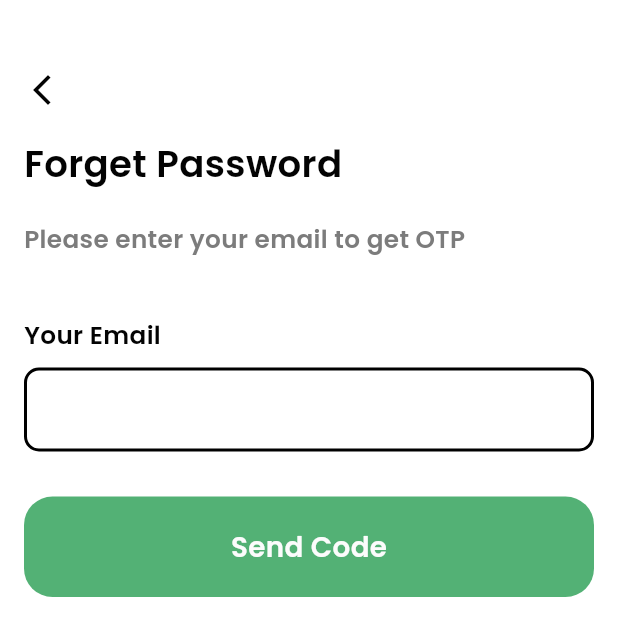
After one commit to YasmeenGad/supermarket, a Flutter app: the ForgetPassword screen opened by its route, on a phone screen of 412 x 824 dp. The commit adds this screen. Shown: the top 636 px of the screen. Run offline on Flutter 3.47's test engine with Material 3 defaults, Android fonts, the phone set to English and light mode, and no system bars; our stand-ins replace animated_splash_screen, bloc, dartz, equatable, flutter_bloc, flutter_otp_text_field and 5 more; accounts and stored records are empty.

Commit message:
finally finishing otp

```diff
--- a/lib/core/utils/app_routes.dart
+++ b/lib/core/utils/app_routes.dart
@@ -1,6 +1,9 @@
 import 'package:flutter/material.dart';
+import 'package:supermarket/features/auth/presentation/views/forget_password.dart';
 import 'package:supermarket/features/auth/presentation/views/login.dart';
 import 'package:supermarket/features/auth/presentation/views/register.dart';
+import 'package:supermarket/features/auth/presentation/views/reset_password.dart';
+import 'package:supermarket/features/auth/presentation/views/verify_otp.dart';
 import 'package:supermarket/features/home/presentation/views/home.dart';
 import 'package:supermarket/features/splash/presentation/views/onboarding_view.dart';
 import 'package:supermarket/features/splash/presentation/views/splash_view.dart';
@@ -12,7 +15,9 @@ class AppRoutes {
   static const String registerRoute = 'register';
   static const String loginRoute = 'login';
   static const String homeRoute= 'home';
-
+  static const String forgetPasswordRoute= 'forgetPassword';
+  static const String otpRoute= 'otp';
+  static const String resetPasswordRoute= 'resetPassword';
   static Map<String, WidgetBuilder> getRoutes() {
     return {
       splashView: (context) => const SplashView(),
@@ -20,6 +25,11 @@ class AppRoutes {
       registerRoute: (context) => const Register(),
       loginRoute: (context) => const Login(),
       homeRoute: (context) => const Home(),
+      forgetPasswordRoute: (context) =>  ForgetPassword(),
+      otpRoute: (context) =>  VerifyOtp(),
+      resetPasswordRoute: (context) => ResetPassword(
+    token: "" ,
+),
     };
   }
 }
--- a/lib/features/auth/data/datasources/auth_remote_datasources.dart
+++ b/lib/features/auth/data/datasources/auth_remote_datasources.dart
@@ -5,6 +5,9 @@ import 'package:supermarket/features/auth/data/models/user_model.dart';
 abstract class AuthRemoteDatasource {
   Future<UserModel> login(String email, String password);
   Future<String> register(String username, String email, String password);
+  Future<String> sendOtp(String email);
+  Future<String> verifyOtp(String otp);
+  Future<String> resetPassword(String token,String newPassword);
 }
 
 class AuthRemoteDatasourceImp implements AuthRemoteDatasource {
@@ -14,12 +17,14 @@ class AuthRemoteDatasourceImp implements AuthRemoteDatasource {
 
   @override
   Future<UserModel> login(String email, String password) async {
-    final loginUrl = Uri.parse('https://supermarket-kiza.onrender.com/user/login');
+    final loginUrl =
+        Uri.parse('https://supermarket-kiza.onrender.com/user/login');
     final requestBody = {'email': email, 'password': password};
     final requestHeaders = {'Content-Type': 'application/json'};
 
     try {
-      final response = await client.post(loginUrl, body: jsonEncode(requestBody), headers: requestHeaders);
+      final response = await client.post(loginUrl,
+          body: jsonEncode(requestBody), headers: requestHeaders);
 
       if (response.statusCode == 200) {
         return UserModel.fromJson(jsonDecode(response.body));
@@ -33,8 +38,10 @@ class AuthRemoteDatasourceImp implements AuthRemoteDatasource {
   }
 
   @override
-  Future<String> register(String userName, String email, String password) async {
-    final registerUrl = Uri.parse('https://supermarket-kiza.onrender.com/user/register');
+  Future<String> register(
+      String userName, String email, String password) async {
+    final registerUrl =
+        Uri.parse('https://supermarket-kiza.onrender.com/user/register');
     final data = {
       'userName': userName,
       'email': email,
@@ -59,4 +66,63 @@ class AuthRemoteDatasourceImp implements AuthRemoteDatasource {
       throw Exception('Failed to register: $e');
     }
   }
+
+  @override
+  Future<String> resetPassword(String token, String newPassword) async {
+    final url = Uri.parse('https://supermarket-kiza.onrender.com/user/reset');
+     final requestBody = {'password': newPassword};
+    final requestHeaders = {'Content-Type': 'application/json', 'Authorization': 'Bearer $token'};
+
+    try {
+      final response = await client.post(url, body: jsonEncode(requestBody), headers: requestHeaders);
+
+      if (response.statusCode == 200 || response.statusCode == 201) {
+        final responseBody = jsonDecode(response.body);
+        return responseBody['message'];
+      } else {
+        final errorResponse = jsonDecode(response.body);
+        throw ('${errorResponse['message']}');
+      }
+    } catch (e) {
+      throw Exception('Failed to reset password: $e');
+    }
+  }
+
+  @override
+  Future<String> sendOtp(String email) async {
+    final url =
+        Uri.parse('https://supermarket-kiza.onrender.com/user/sendCode');
+    final response = await client.post(
+      url,
+      body: jsonEncode({'email': email}),
+      headers: {'Content-Type': 'application/json'},
+    );
+
+    if (response.statusCode == 200) {
+      final responseBody = jsonDecode(response.body);
+      return responseBody['message'];
+    } else {
+      throw Exception('Failed to send OTP');
+    }
+  }
+
+  @override
+  Future<String> verifyOtp(String otp) async {
+    final url = Uri.parse('https://supermarket-kiza.onrender.com/user/verify');
+    print('Sending OTP: $otp');
+    final response = await client.post(
+      url,
+      body: jsonEncode({'otp': otp}),
+      headers: {'Content-Type': 'application/json'},
+    );
+    print('Response Status Code: ${response.statusCode}'); // Log the status code
+    print('Response Body: ${response.body}');
+
+    if (response.statusCode == 200 || response.statusCode == 201) {
+      final responseBody = jsonDecode(response.body);
+      return responseBody['token'];
+    } else {
+      throw Exception('Failed to verify OTP');
+    }
+  }
 }
--- a/lib/features/auth/domain/repositories/auth_repositories.dart
+++ b/lib/features/auth/domain/repositories/auth_repositories.dart
@@ -3,4 +3,7 @@ import 'package:dartz/dartz.dart';
 abstract class AuthRepositories {
   Future<Either<String, String>> login(String email, String password);
   Future<Either<String, String>> register(String userName, String email, String password);
+  Future<Either<String, String>> sendOtp(String email);
+  Future<Either<String, String>> verifyOtp(String otp);
+  Future<Either<String, String>> resetPassword(String token,String newPassword);
 }
--- /dev/null
+++ b/lib/features/auth/domain/usecases/sendCode_and_verify_otp_usecase.dart
@@ -0,0 +1,32 @@
+import 'package:dartz/dartz.dart';
+import 'package:supermarket/features/auth/domain/repositories/auth_repositories.dart';
+
+class SendOtpUsecase {
+  final AuthRepositories repository;
+
+  SendOtpUsecase({required this.repository});
+
+  Future<Either<String, String>> call(String email) {
+    return repository.sendOtp(email);
+  }
+}
+
+class VerifyOtpUsecase {
+  final AuthRepositories repository;
+
+  VerifyOtpUsecase({required this.repository});
+
+  Future<Either<String, String>> call(String otp) {
+    return repository.verifyOtp(otp);
+  }
+}
+
+class ResetPasswordUsecase {
+  final AuthRepositories repository;
+
+  ResetPasswordUsecase({required this.repository});
+
+  Future<Either<String, String>> call(String token,String newPassword) {
+    return repository.resetPassword(token, newPassword);
+  }
+}
--- a/lib/features/auth/presentation/bloc/authBloc/auth_bloc.dart
+++ b/lib/features/auth/presentation/bloc/authBloc/auth_bloc.dart
@@ -2,19 +2,26 @@ import 'package:bloc/bloc.dart';
 import 'package:equatable/equatable.dart';
 import 'package:supermarket/features/auth/domain/usecases/login_usecase.dart';
 import 'package:supermarket/features/auth/domain/usecases/register_usecase.dart';
+import 'package:supermarket/features/auth/domain/usecases/sendCode_and_verify_otp_usecase.dart';
+import 'package:supermarket/features/auth/presentation/bloc/authBloc/auth_event.dart';
 
 
 
-part 'auth_event.dart';
 part 'auth_state.dart';
 
 class AuthBloc extends Bloc<AuthEvent, AuthState> {
   final LoginUsecase login;
   final RegisterUsecase register;
+  final SendOtpUsecase sendCode;
+  final VerifyOtpUsecase verifyOtp;
+  final ResetPasswordUsecase resetPassword;
 
-  AuthBloc({required this.login, required this.register}) : super(AuthInitial()) {
+  AuthBloc({required this.sendCode,required this.verifyOtp,required this.resetPassword, required this.login, required this.register}) : super(AuthInitial()) {
     on<LoginEvent>(_onLoginEvent);
     on<RegisterEvent>(_onRegisterEvent);
+    on<SendResetCodeEvent>(_onSendResetCodeEvent);
+    on<VerifyOtpEvent>(_onVerifyOtpEvent);
+    on<ResetPasswordEvent>(_onResetPasswordEvent);
   }
 
   Future<void> _onLoginEvent(LoginEvent event, Emitter<AuthState> emit) async {
@@ -29,11 +36,37 @@ class AuthBloc extends Bloc<AuthEvent, AuthState> {
 
   Future<void> _onRegisterEvent(RegisterEvent event, Emitter<AuthState> emit) async {
     emit(AuthLoading());
-    final result = await register(event.username, event.email, event.password);
+    final result = await register(event.userName, event.email, event.password);
 
     result.fold(
       (failure) => emit(AuthFailure(failure.toString())),
       (message) => emit(AuthSuccess(message)),
     );
+
+
   }
+   Future<void> _onSendResetCodeEvent(SendResetCodeEvent event, Emitter<AuthState> emit) async {
+    emit(AuthLoadingResetPassword());
+    final result = await sendCode(event.email);
+    result.fold(
+      (failure) => emit(AuthFailureResetPassword(failure.toString())),
+      (message) => emit(AuthSuccessResetPassword(message)),
+    );
+  }
+  Future<void> _onVerifyOtpEvent(VerifyOtpEvent event, Emitter<AuthState> emit) async {
+    emit(AuthLoadingResetPassword());
+    final result = await verifyOtp(event.otp);
+    result.fold(
+      (failure) => emit(AuthFailureResetPassword(failure.toString())),
+      (token) => emit(AuthSuccessResetPassword(token)),
+    );
+  }
+ Future<void> _onResetPasswordEvent(ResetPasswordEvent event, Emitter<AuthState> emit) async {
+  emit(AuthLoadingResetPassword());
+  final result = await resetPassword(event.token, event.newPassword);
+  result.fold(
+    (failure) => emit(AuthFailureResetPassword(failure.toString())),
+    (token) => emit(AuthSuccessResetPassword(token)),
+  );
 }
+}
--- a/lib/features/auth/presentation/bloc/authBloc/auth_event.dart
+++ b/lib/features/auth/presentation/bloc/authBloc/auth_event.dart
@@ -1,9 +1,6 @@
-// lib/presentation/bloc/auth/auth_event.dart
-part of 'auth_bloc.dart';
+import 'package:equatable/equatable.dart';
 
 abstract class AuthEvent extends Equatable {
-  const AuthEvent();
-
   @override
   List<Object?> get props => [];
 }
@@ -12,19 +9,47 @@ class LoginEvent extends AuthEvent {
   final String email;
   final String password;
 
-  const LoginEvent(this.email, this.password);
+  LoginEvent({required this.email, required this.password});
 
   @override
   List<Object?> get props => [email, password];
 }
 
 class RegisterEvent extends AuthEvent {
-  final String username;
+  final String userName;
   final String email;
   final String password;
 
-  const RegisterEvent(this.username, this.email, this.password);
+  RegisterEvent({required this.userName, required this.email, required this.password});
 
   @override
-  List<Object?> get props => [username, email, password];
+  List<Object?> get props => [userName, email, password];
 }
+
+class SendResetCodeEvent extends AuthEvent {
+  final String email;
+
+  SendResetCodeEvent({required this.email});
+
+  @override
+  List<Object?> get props => [email];
+}
+
+class VerifyOtpEvent extends AuthEvent {
+  final String otp;
+
+  VerifyOtpEvent({required this.otp});
+
+  @override
+  List<Object?> get props => [otp];
+}
+
+class ResetPasswordEvent extends AuthEvent {
+  final String token;
+  final String newPassword;
+
+  ResetPasswordEvent({required this.token, required this.newPassword});
+
+  @override
+  List<Object?> get props => [token, newPassword];
+}
--- a/lib/features/auth/presentation/bloc/authBloc/auth_state.dart
+++ b/lib/features/auth/presentation/bloc/authBloc/auth_state.dart
@@ -28,3 +28,22 @@ class AuthSuccess extends AuthState {
   @override
   List<Object> get props => [message];
 }
+class AuthLoadingResetPassword extends AuthState {}
+
+class AuthFailureResetPassword extends AuthState {
+  final String error;
+
+  const AuthFailureResetPassword(this.error);
+
+  @override
+  List<Object> get props => [error];
+}
+
+class AuthSuccessResetPassword extends AuthState {
+  final String token;
+
+  const AuthSuccessResetPassword(this.token);
+
+  @override
+  List<Object> get props => [token];
+}
--- /dev/null
+++ b/lib/features/auth/presentation/views/forget_password.dart
@@ -0,0 +1,121 @@
+import 'package:flutter/material.dart';
+import 'package:flutter_bloc/flutter_bloc.dart';
+import 'package:supermarket/core/constants/app_colors.dart';
+import 'package:supermarket/core/models/custom_text_field_model.dart';
+import 'package:supermarket/core/utils/app_routes.dart';
+import 'package:supermarket/core/utils/app_styles.dart';
+import 'package:supermarket/core/utils/validator.dart';
+import 'package:supermarket/core/widgets/custom_button.dart';
+import 'package:supermarket/features/auth/presentation/bloc/authBloc/auth_bloc.dart';
+import 'package:supermarket/features/auth/presentation/bloc/authBloc/auth_event.dart';
+import 'package:supermarket/features/auth/presentation/widgets/custom_text_field.dart';
+
+class ForgetPassword extends StatefulWidget {
+  const ForgetPassword({Key? key}) : super(key: key);
+
+  @override
+  State<ForgetPassword> createState() => _ForgetPasswordState();
+}
+
+class _ForgetPasswordState extends State<ForgetPassword> {
+  final TextEditingController _emailController = TextEditingController();
+  GlobalKey<FormState> _formKey = GlobalKey<FormState>();
+
+  @override
+  void dispose() {
+    _emailController.dispose();
+    super.dispose();
+  }
+
+  @override
+  Widget build(BuildContext context) {
+    return Scaffold(
+      backgroundColor: Colors.white,
+      body: GestureDetector(
+        onTap: () {
+          FocusScope.of(context).unfocus();
+        },
+        child: SingleChildScrollView(
+          child: Padding(
+            padding: const EdgeInsets.symmetric(vertical: 48, horizontal: 16),
+            child: Column(
+              crossAxisAlignment: CrossAxisAlignment.start,
+              children: [
+                InkWell(
+                  onTap: () {
+                    Navigator.pop(context);
+                  },
+                  child: Icon(Icons.arrow_back_ios_new, color: darkColor),
+                ),
+                SizedBox(height: 20),
+                FittedBox(
+                  fit: BoxFit.scaleDown,
+                  alignment: Alignment.centerLeft,
+                  child: Text(
+                    'Forget Password',
+                    style: AppStyles.styleSemiBold24(context)
+                        .copyWith(color: darkColor),
+                  ),
+                ),
+                SizedBox(height: 20),
+                FittedBox(
+                  fit: BoxFit.scaleDown,
+                  alignment: Alignment.centerLeft,
+                  child: Text(
+                    'Please enter your email to get OTP',
+                    style: AppStyles.styleSemiBold16(context)
+                        .copyWith(color: secondaryColor),
+                  ),
+                ),
+                SizedBox(height: 40),
+                Form(
+                  key: _formKey,
+                  child: CustomTextField(
+                    validator: (value) {
+                      return Validators.validateEmail(value);
+                    },
+                    textFieldModel:
+                        CustomTextFieldModel(text: 'Your Email', hintText: ''),
+                    controller: _emailController,
+                  ),
+                ),
+                BlocListener<AuthBloc, AuthState>(
+                  listener: (context, state) {
+                    if (state is AuthSuccessResetPassword) {
+                      Navigator.pushNamed(context, AppRoutes.otpRoute);
+                    } else if (state is AuthFailureResetPassword) {
+                      ScaffoldMessenger.of(context)
+                          .showSnackBar(SnackBar(content: Text(state.error)));
+                    }
+                  },
+                  child: BlocBuilder<AuthBloc, AuthState>(
+                    builder: (context, state) {
+                      if (state is AuthLoadingResetPassword) {
+                        return Center(
+                            child: CircularProgressIndicator(
+                          color: primaryColor,
+                        ));
+                      }
+
+                      return GestureDetector(
+                        onTap: () {
+                          if (_formKey.currentState!.validate()) {
+                            FocusScope.of(context).unfocus();
+                            BlocProvider.of<AuthBloc>(context).add(
+                                SendResetCodeEvent(
+                                    email: _emailController.text));
+                          }
+                        },
+                        child: CustomButton(text: 'Send Code'),
+                      );
+                    },
+                  ),
+                ),
+              ],
+            ),
+          ),
+        ),
+      ),
+    );
+  }
+}
--- a/lib/features/auth/presentation/widgets/custom_text_field.dart
+++ b/lib/features/auth/presentation/widgets/custom_text_field.dart
@@ -32,7 +32,7 @@ class CustomTextField extends StatelessWidget {
           Text(
             "${textFieldModel.text}",
             style: AppStyles.styleSemiBold16(context)
-                .copyWith(color: secondaryColor),
+                .copyWith(color: darkColor),
           ),
           SizedBox(
             height: 10,
--- a/pubspec.yaml
+++ b/pubspec.yaml
@@ -46,6 +46,7 @@ dependencies:
   google_fonts: ^6.2.1
   equatable: ^2.0.3
   dartz: ^0.10.0
+  flutter_otp_text_field: ^1.1.3+2
 
 flutter_assets:
   assets_path: assets/images/
```
Also changed, not shown: lib/features/auth/data/models/user_model.dart (+4 -10 lines), lib/features/auth/data/repositories/auth_repositories_imp.dart (+48 -3 lines), lib/features/auth/presentation/views/login.dart (+14 -2 lines), lib/features/auth/presentation/views/register.dart (+5 -4 lines), lib/features/auth/presentation/views/reset_password.dart (added, +128 -0 lines), lib/features/auth/presentation/views/verify_otp.dart (added, +114 -0 lines), lib/features/home/presentation/views/home.dart (+7 -1 lines), lib/injection_container.dart (+8 -0 lines), pubspec.lock.
